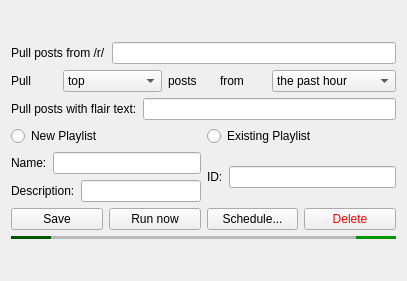
Old version of the form singlesubreddit.ui in the repository jkclark/reddit2Spotify.
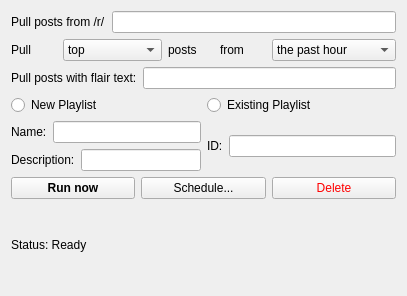
New version of the form.

Commit message: Removed save button. Added error checking for empty fields in subreddits.

Patch:
```diff
--- a/singlesubreddit.ui
+++ b/singlesubreddit.ui
@@ -7,7 +7,7 @@
     <x>0</x>
     <y>0</y>
     <width>407</width>
-    <height>281</height>
+    <height>296</height>
    </rect>
   </property>
   <property name="sizePolicy">
@@ -225,15 +225,14 @@
      </item>
      <item>
       <layout class="QHBoxLayout" name="main_buttons_hb">
-       <item>
-        <widget class="QPushButton" name="save_button">
-         <property name="text">
-          <string>Save</string>
-         </property>
-        </widget>
-       </item>
        <item>
         <widget class="QPushButton" name="run_now_button">
+         <property name="font">
+          <font>
+           <weight>75</weight>
+           <bold>true</bold>
+          </font>
+         </property>
          <property name="text">
           <string>Run now</string>
          </property>
@@ -262,20 +261,15 @@
       </layout>
      </item>
      <item>
-      <widget class="Line" name="line">
-       <property name="styleSheet">
-        <string notr="true">background-color: green</string>
-       </property>
-       <property name="lineWidth">
-        <number>40</number>
-       </property>
-       <property name="midLineWidth">
-        <number>40</number>
-       </property>
-       <property name="orientation">
-        <enum>Qt::Horizontal</enum>
-       </property>
-      </widget>
+      <layout class="QHBoxLayout" name="console_hb">
+       <item>
+        <widget class="QLabel" name="console_status_label">
+         <property name="text">
+          <string>Status: Ready</string>
+         </property>
+        </widget>
+       </item>
+      </layout>
      </item>
     </layout>
    </item>
```
Left out of the diff: 4 changed lines with no effect on the pictures. The commit also changes 3 other files.
